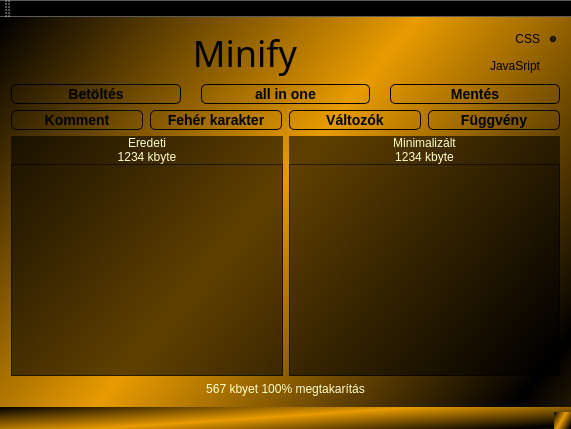
This is Minify/minify.ui in Teaching-projects/SZE-ProgCpp-2017-Code-minimizer as Qt 5 draws it before an edit. The edited form follows.
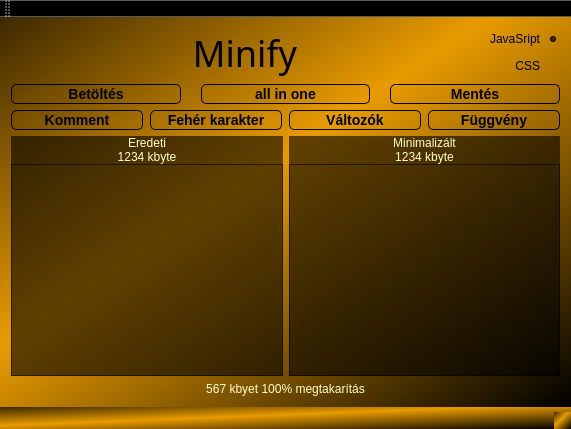
This is the edited form.

Diff of the .ui file:
```diff
--- a/Minify/minify.ui
+++ b/Minify/minify.ui
@@ -14,7 +14,7 @@
    <string>Minify</string>
   </property>
   <property name="styleSheet">
-   <string notr="true">background:qlineargradient(spread:reflect, x1:0.553, y1:0.317955, x2:0, y2:0.005, stop:0 rgba(232, 155, 0, 255), stop:1 rgba(0, 0, 0, 255));
+   <string notr="true">background-color: qlineargradient(spread:reflect, x1:0.428, y1:0.422, x2:1, y2:1, stop:0 rgba(232, 155, 0, 255), stop:1 rgba(0, 0, 0, 255));
 </string>
   </property>
   <widget class="QWidget" name="centralWidget">
@@ -69,6 +69,24 @@
       </item>
       <item>
        <layout class="QVBoxLayout" name="TypeVerticalLayout">
+        <item>
+         <widget class="QRadioButton" name="JavaSriptRadioButton">
+          <property name="layoutDirection">
+           <enum>Qt::RightToLeft</enum>
+          </property>
+          <property name="styleSheet">
+           <string notr="true">background-color: rgb(255, 255, 255, 0);
+color: rgb(0, 0, 0);
+font-family: MS UI Gothic;</string>
+          </property>
+          <property name="text">
+           <string>JavaSript</string>
+          </property>
+          <property name="checked">
+           <bool>true</bool>
+          </property>
+         </widget>
+        </item>
         <item>
          <widget class="QRadioButton" name="CSSRadioButton">
           <property name="layoutDirection">
@@ -91,22 +109,7 @@
            <string>CSS</string>
           </property>
           <property name="checked">
-           <bool>true</bool>
-          </property>
-         </widget>
-        </item>
-        <item>
-         <widget class="QRadioButton" name="JavaSriptRadioButton">
-          <property name="layoutDirection">
-           <enum>Qt::RightToLeft</enum>
-          </property>
-          <property name="styleSheet">
-           <string notr="true">background-color: rgb(255, 255, 255, 0);
-color: rgb(0, 0, 0);
-font-family: MS UI Gothic;</string>
-          </property>
-          <property name="text">
-           <string>JavaSript</string>
+           <bool>false</bool>
           </property>
          </widget>
         </item>
@@ -384,7 +387,14 @@
 	color: rgb(255, 255, 205);
     background-color: rgb(0, 0, 0, 150);
     border-style: inset;
-border-color: rgb(255, 255, 205);
+	border-color: rgb(255, 255, 205);
+}
+
+QPushButton:disabled
+{
+	color: rgb(0, 0, 0, 0);
+    background-color: rgb(0, 0, 0, 0);
+	border-color: rgb(255, 255, 205, 0);
 }</string>
           </property>
           <property name="text">
@@ -511,7 +521,7 @@
             <disabled>
              <colorrole role="WindowText">
               <brush brushstyle="SolidPattern">
-               <color alpha="255">
+               <color alpha="0">
                 <red>0</red>
                 <green>0</green>
                 <blue>0</blue>
@@ -521,15 +531,15 @@
              <colorrole role="Button">
               <brush brushstyle="SolidPattern">
                <color alpha="0">
-                <red>255</red>
-                <green>255</green>
-                <blue>205</blue>
+                <red>0</red>
+                <green>0</green>
+                <blue>0</blue>
                </color>
               </brush>
              </colorrole>
              <colorrole role="Text">
               <brush brushstyle="SolidPattern">
-               <color alpha="255">
+               <color alpha="0">
                 <red>0</red>
                 <green>0</green>
                 <blue>0</blue>
@@ -538,7 +548,7 @@
              </colorrole>
              <colorrole role="ButtonText">
               <brush brushstyle="SolidPattern">
-               <color alpha="255">
+               <color alpha="0">
                 <red>0</red>
                 <green>0</green>
                 <blue>0</blue>
@@ -548,18 +558,18 @@
              <colorrole role="Base">
               <brush brushstyle="SolidPattern">
                <color alpha="0">
-                <red>255</red>
-                <green>255</green>
-                <blue>205</blue>
+                <red>0</red>
+                <green>0</green>
+                <blue>0</blue>
                </color>
               </brush>
              </colorrole>
              <colorrole role="Window">
               <brush brushstyle="SolidPattern">
                <color alpha="0">
-                <red>255</red>
-                <green>255</green>
-                <blue>205</blue>
+                <red>0</red>
+                <green>0</green>
+                <blue>0</blue>
                </color>
               </brush>
              </colorrole>
@@ -602,7 +612,14 @@
 	color: rgb(255, 255, 205);
     background-color: rgb(0, 0, 0, 150);
     border-style: inset;
-border-color: rgb(255, 255, 205);
+	border-color: rgb(255, 255, 205);
+}
+
+QPushButton:disabled
+{
+	color: rgb(0, 0, 0, 0);
+    background-color: rgb(0, 0, 0, 0);
+	border-color: rgb(255, 255, 205, 0);
 }</string>
           </property>
           <property name="text">
```
